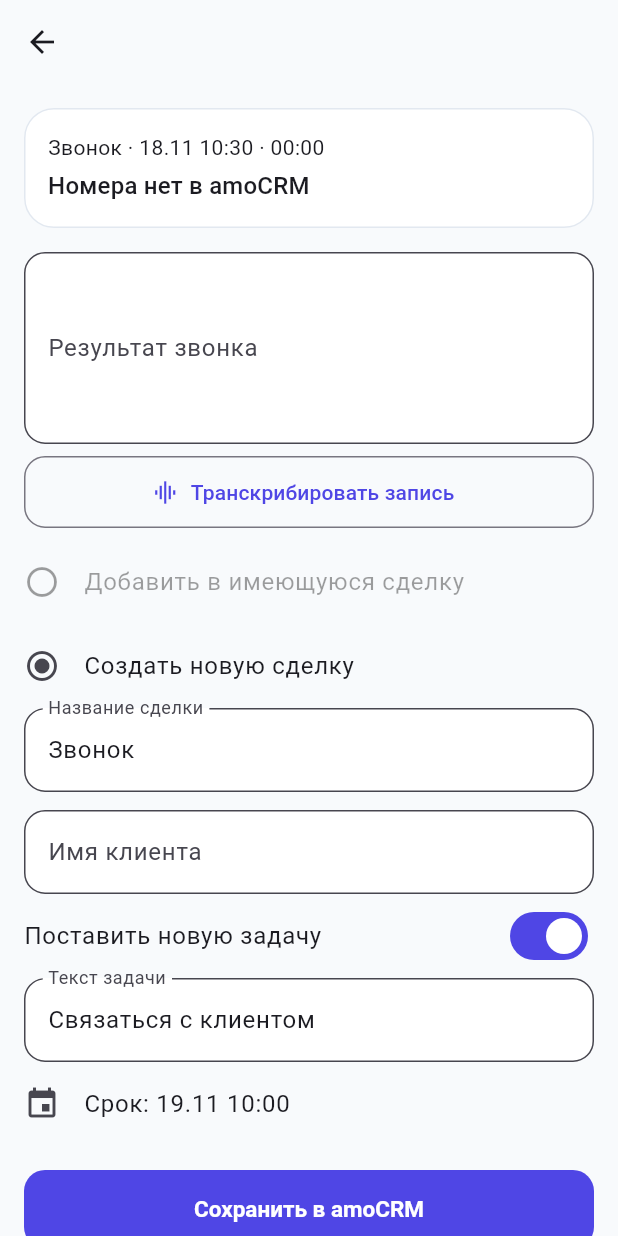
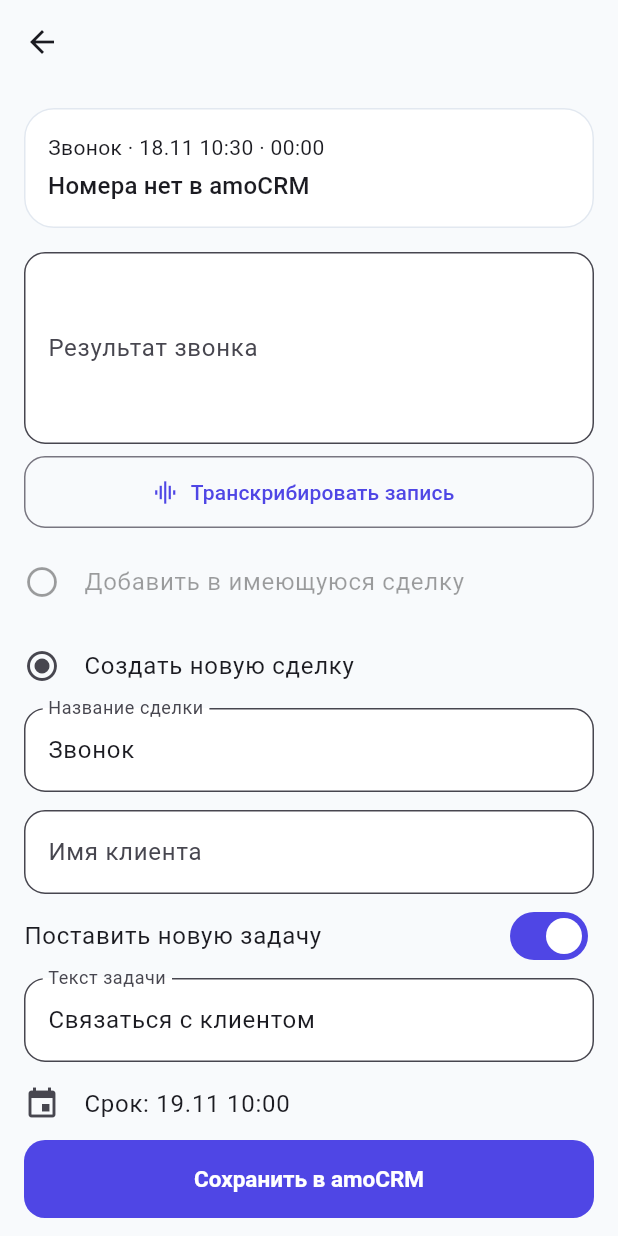
Before and after one commit to Pynusa/AudioCRM, a Flutter app: the CallResultScreen screen opened directly with empty values, on a phone screen of 412 x 824 dp. Run offline on Flutter 3.47's test engine with Material 3 defaults, Android fonts, the phone set to English and light mode, and no system bars; our stand-ins replace cross_file, file_picker, share_plus, shared_preferences, wakelock_plus; missing offline and left inert: grpc, record; accounts and stored records are empty.

Commit message:
Update calls_screen.dart

```diff
--- a/lib/screens/calls_screen.dart
+++ b/lib/screens/calls_screen.dart
@@ -438,6 +438,26 @@ class _CallResultScreenState extends State<CallResultScreen> {
     final busy = _busy.isNotEmpty;
     return Scaffold(
       appBar: AppBar(title: Text(f?.contactName ?? c.number)),
+      bottomNavigationBar: SafeArea(
+        minimum: const EdgeInsets.fromLTRB(16, 8, 16, 12),
+        child: Column(
+          mainAxisSize: MainAxisSize.min,
+          crossAxisAlignment: CrossAxisAlignment.stretch,
+          children: [
+            if (busy) ...[
+              const LinearProgressIndicator(),
+              const SizedBox(height: 6),
+              Text(_busy, maxLines: 1, overflow: TextOverflow.ellipsis),
+              const SizedBox(height: 6),
+            ],
+            FilledButton(
+              onPressed: busy ? null : _save,
+              child: const Text('Сохранить в amoCRM'),
+            ),
+          ],
+        ),
+      ),
+
       body: ListView(
         padding: const EdgeInsets.all(16),
         children: [
@@ -558,17 +578,6 @@ class _CallResultScreenState extends State<CallResultScreen> {
               onTap: _pickDue,
             ),
           ],
-          const SizedBox(height: 16),
-          if (busy) ...[
-            const LinearProgressIndicator(),
-            const SizedBox(height: 8),
-            Text(_busy),
-            const SizedBox(height: 8),
-          ],
-          FilledButton(
-            onPressed: busy ? null : _save,
-            child: const Text('Сохранить в amoCRM'),
-          ),
         ],
       ),
     );
```
